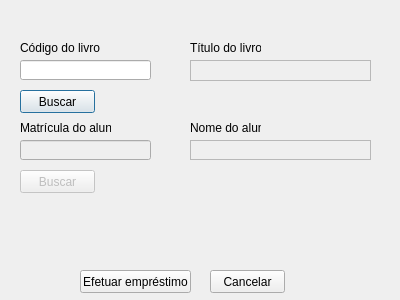
Old version of the form BibliotecaQT/alunoemprestimodlg.ui in the repository andersori/Projeto-BD.
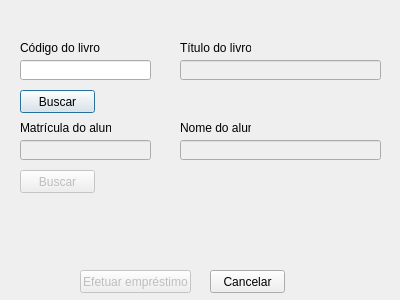
New version of the form.

The edit to the form file:
```diff
--- a/BibliotecaQT/alunoemprestimodlg.ui
+++ b/BibliotecaQT/alunoemprestimodlg.ui
@@ -65,7 +65,7 @@
   <widget class="QLabel" name="label_3">
    <property name="geometry">
     <rect>
-     <x>190</x>
+     <x>180</x>
      <y>120</y>
      <width>71</width>
      <height>16</height>
@@ -78,7 +78,7 @@
   <widget class="QLabel" name="label_4">
    <property name="geometry">
     <rect>
-     <x>190</x>
+     <x>180</x>
      <y>40</y>
      <width>71</width>
      <height>16</height>
@@ -118,6 +118,9 @@
    </property>
   </widget>
   <widget class="QPushButton" name="pushButton_3">
+   <property name="enabled">
+    <bool>false</bool>
+   </property>
    <property name="geometry">
     <rect>
      <x>80</x>
@@ -143,29 +146,29 @@
     <string>Cancelar</string>
    </property>
   </widget>
-  <widget class="QTableView" name="nomeAluno">
+  <widget class="QLineEdit" name="tituloLivroAl">
    <property name="enabled">
     <bool>false</bool>
    </property>
    <property name="geometry">
     <rect>
-     <x>190</x>
-     <y>140</y>
-     <width>181</width>
-     <height>20</height>
-    </rect>
-   </property>
-  </widget>
-  <widget class="QTableView" name="tituloLivroAl">
-   <property name="enabled">
-    <bool>false</bool>
-   </property>
-   <property name="geometry">
-    <rect>
-     <x>190</x>
+     <x>180</x>
      <y>60</y>
-     <width>181</width>
-     <height>21</height>
+     <width>201</width>
+     <height>20</height>
+    </rect>
+   </property>
+  </widget>
+  <widget class="QLineEdit" name="nomeAluno">
+   <property name="enabled">
+    <bool>false</bool>
+   </property>
+   <property name="geometry">
+    <rect>
+     <x>180</x>
+     <y>140</y>
+     <width>201</width>
+     <height>20</height>
     </rect>
    </property>
   </widget>
```
Left out of the diff: 2 changed lines with no effect on the pictures.
